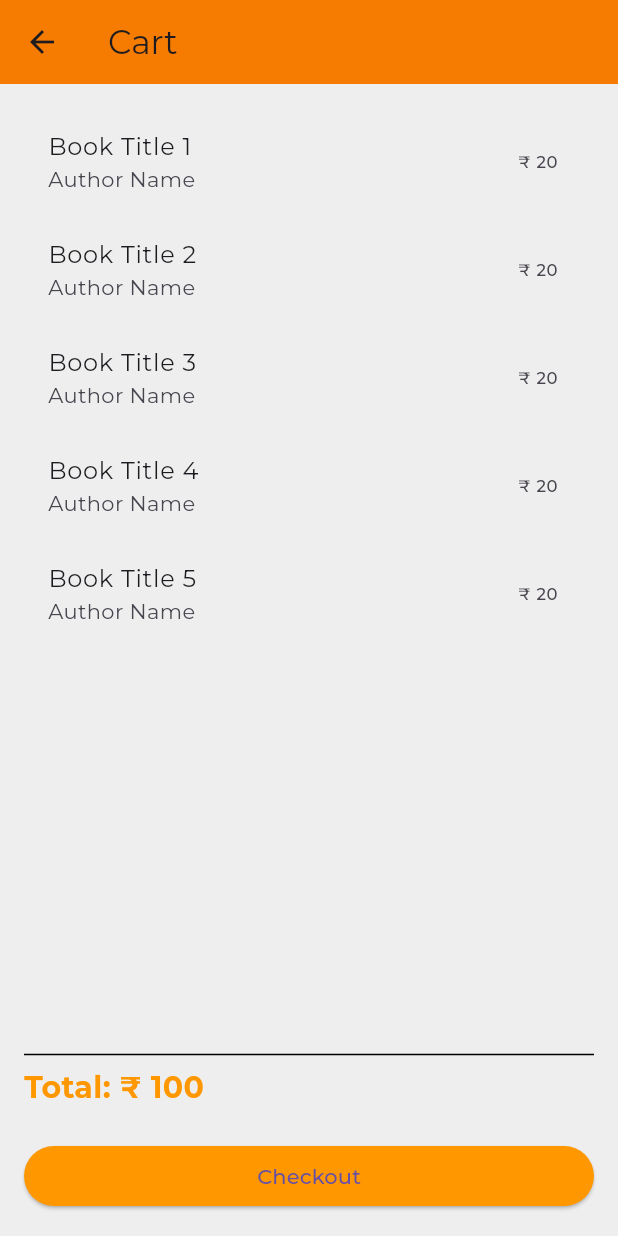
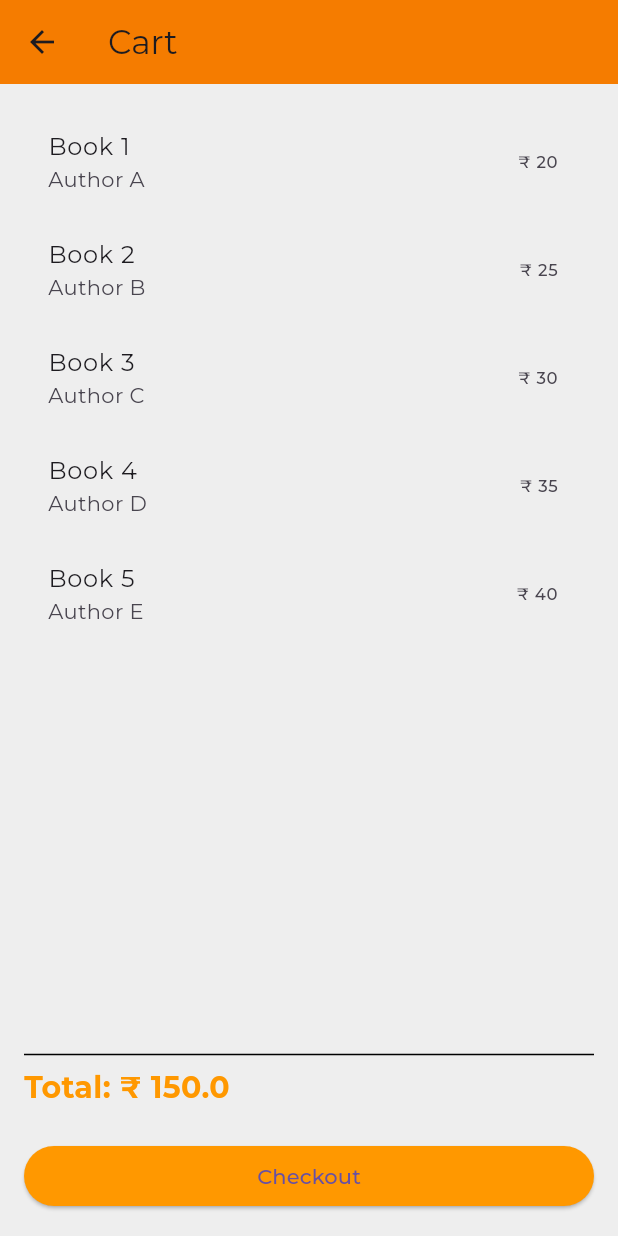
Before and after one commit to adnan-vk/Ecommerce_auth, a Flutter app: the CartPage screen opened directly, on a phone screen of 412 x 824 dp. Run offline on Flutter 3.47's test engine with Material 3 defaults, Android fonts, the phone set to English and light mode, and no system bars; our stand-ins replace cloud_firestore, email_validator, firebase_auth, firebase_core, google_fonts, google_sign_in; accounts and stored records are empty; network calls fail.

Commit message:
data added

```diff
--- a/lib/authentication/authhentication.dart
+++ b/lib/authentication/authhentication.dart
@@ -1,5 +1,5 @@
 import 'package:authentication/view/home_page/home_page.dart';
-import 'package:authentication/view/login_page/login.dart';
+import 'package:authentication/view/login_page/selectlogin.dart';
 import 'package:firebase_auth/firebase_auth.dart';
 import 'package:flutter/material.dart';
 
@@ -10,7 +10,7 @@ class AuthPage extends StatelessWidget {
   Widget build(BuildContext context) {
     User? currentUser = FirebaseAuth.instance.currentUser;
     return Scaffold(
-      body: currentUser != null ? const HomePage() : LoginScreen(),
+      body: currentUser != null ? const HomePage() : const SelectLoginTypePage(),
     );
   }
 }
--- a/lib/controller/authenticarion_provider/auth_provider.dart
+++ b/lib/controller/authenticarion_provider/auth_provider.dart
@@ -4,13 +4,14 @@ import 'package:flutter/material.dart';
 
 class AuthenticationProvider extends ChangeNotifier {
   final FirebaseAuth firebaseAuth = FirebaseAuth.instance;
-  final EmailGoogleAuth authService = EmailGoogleAuth();
+  final AuthService authService = AuthService();
   TextEditingController usernameController = TextEditingController();
   TextEditingController emailController = TextEditingController();
   TextEditingController passwordController = TextEditingController();
   TextEditingController confirmPasswordController = TextEditingController();
   TextEditingController phoneController = TextEditingController();
   TextEditingController otpController = TextEditingController();
+
   String? otpcode;
 
   Future<UserCredential> signUpEmail(String email, String password) async {
--- /dev/null
+++ b/lib/controller/book_provider.dart
@@ -0,0 +1,13 @@
+// ignore_for_file: camel_case_types
+
+import 'package:authentication/model/book_model.dart';
+import 'package:authentication/service/book_service.dart';
+import 'package:flutter/foundation.dart';
+
+class bookProvider extends ChangeNotifier {
+  bookService bookservice = bookService();
+
+  addBook(bookmodel data) async {
+    await bookservice.addProduct(data);
+  }
+}
--- a/lib/main.dart
+++ b/lib/main.dart
@@ -1,4 +1,5 @@
 import 'package:authentication/controller/authenticarion_provider/auth_provider.dart';
+import 'package:authentication/controller/book_provider.dart';
 import 'package:authentication/service/firebase_options.dart';
 import 'package:authentication/view/welcome_page/welcome_page.dart';
 import 'package:firebase_core/firebase_core.dart';
@@ -23,6 +24,10 @@ class MyApp extends StatelessWidget {
           create: (context) => AuthenticationProvider(),
         )
       ],
+      child: MultiProvider(
+        providers: [
+          ChangeNotifierProvider(create: (context) => bookProvider(),)
+        ],
         child: MaterialApp(
           theme: ThemeData(
               textTheme:
@@ -30,6 +35,7 @@ class MyApp extends StatelessWidget {
           debugShowCheckedModeBanner: false,
           home: const WelcomePage(),
         ),
+      ),
     );
   }
 }
--- /dev/null
+++ b/lib/model/book_model.dart
@@ -0,0 +1,28 @@
+class bookmodel {
+  String? bookname;
+  String? author;
+  String? description;
+  int? price;
+  String? image;
+  bookmodel(
+      {this.bookname, this.author, this.description, this.price, this.image});
+
+  factory bookmodel.fromjson(String id, Map<String, dynamic> json) {
+    return bookmodel(
+        author: json['authour'],
+        bookname: json['name'],
+        description: json['description'],
+        price: json['price'],
+        image: json['image']);
+  }
+
+  Map<String,dynamic>tojson(){
+    return{
+      'authour' : author,
+      'name' : bookname,
+      'description' : description,
+      'price' : price,
+      'image' : image
+    };
+  }
+}
--- a/lib/service/authentication/authentication.dart
+++ b/lib/service/authentication/authentication.dart
@@ -6,7 +6,7 @@ import 'package:cloud_firestore/cloud_firestore.dart';
 import 'package:firebase_auth/firebase_auth.dart';
 import 'package:google_sign_in/google_sign_in.dart';
 
-class EmailGoogleAuth {
+class AuthService {
   String? _verificationid;
   final FirebaseAuth firebaseAuth = FirebaseAuth.instance;
   String collection = 'UserPost';
@@ -86,6 +86,10 @@ class EmailGoogleAuth {
         phoneNumber: phoneNumber,
         verificationCompleted: (phoneAuthCredential) async {
           await firebaseAuth.signInWithCredential(phoneAuthCredential);
+          User? user = FirebaseAuth.instance.currentUser;
+          if (user != null) {
+            await user.updatePhoneNumber(phoneAuthCredential);
+          }
         },
         verificationFailed: (error) {
           log("verification failed error : $error");
@@ -96,7 +100,8 @@ class EmailGoogleAuth {
         codeAutoRetrievalTimeout: (verificationId) {
           _verificationid = verificationId;
         },
-          timeout: const Duration(seconds: 60));
+        timeout: const Duration(seconds: 60),
+      );
     } catch (e) {
       log("sign in error : $e");
     }
--- a/lib/view/cart/cart.dart
+++ b/lib/view/cart/cart.dart
@@ -1,9 +1,34 @@
-import 'package:authentication/view/home_page/home_page.dart';
-import 'package:authentication/view/welcome_page/welcome_page.dart';
 import 'package:flutter/material.dart';
 
-class CartPage extends StatelessWidget {
-  const CartPage({super.key});
+class CartPage extends StatefulWidget {
+  const CartPage({super.key}) ;
+
+  @override
+  _CartPageState createState() => _CartPageState();
+}
+
+class _CartPageState extends State<CartPage> {
+  final List<Map<String, dynamic>> _cartItems = [
+    {'title': 'Book 1', 'author': 'Author A', 'price': 20},
+    {'title': 'Book 2', 'author': 'Author B', 'price': 25},
+    {'title': 'Book 3', 'author': 'Author C', 'price': 30},
+    {'title': 'Book 4', 'author': 'Author D', 'price': 35},
+    {'title': 'Book 5', 'author': 'Author E', 'price': 40},
+  ];
+
+  double _totalPrice = 0;
+
+  @override
+  void initState() {
+    super.initState();
+    _calculateTotalPrice();
+  }
+
+  void _calculateTotalPrice() {
+    setState(() {
+      _totalPrice = _cartItems.fold(0, (total, item) => total + item['price']);
+    });
+  }
 
   @override
   Widget build(BuildContext context) {
@@ -19,28 +44,32 @@ class CartPage extends StatelessWidget {
           children: [
             Expanded(
               child: ListView.builder(
-                itemCount: 5,
+                itemCount: _cartItems.length,
                 itemBuilder: (context, index) {
                   return ListTile(
-                    title: Text('Book Title ${index + 1}'),
-                    subtitle: const Text('Author Name'),
-                    trailing: const Text('₹ 20'),
+                    title: Text(_cartItems[index]['title']),
+                    subtitle: Text(_cartItems[index]['author']),
+                    trailing: Text('₹ ${_cartItems[index]['price']}'),
                   );
                 },
               ),
             ),
-            Divider(
+            const Divider(
               thickness: 1,
-              color: appcolor.black,
+              color: Colors.black,
             ),
-            textwidget.text(
-                data: "Total: ₹ 100",
-                color: appcolor.orange,
-                weight: FontWeight.bold,
-                size: 20.0),
+            Text(
+              'Total: ₹ $_totalPrice',
+              style: const TextStyle(
+                color: Colors.orange,
+                fontWeight: FontWeight.bold,
+                fontSize: 20.0,
+              ),
+            ),
             const SizedBox(height: 20),
             ElevatedButton(
-              onPressed: () {},
+              onPressed: () {
+              },
               style: ElevatedButton.styleFrom(
                 backgroundColor: Colors.orange,
               ),
--- a/lib/view/home_page/home_page.dart
+++ b/lib/view/home_page/home_page.dart
@@ -126,7 +126,7 @@ class HomePage extends StatelessWidget {
           Navigator.push(
               context,
               MaterialPageRoute(
-                builder: (context) => const CartPage(),
+                builder: (context) => CartPage()
               ));
         },
         label: const Text('Go to Cart'),
--- a/lib/view/login_page/widgets/login_widgets.dart
+++ b/lib/view/login_page/widgets/login_widgets.dart
@@ -53,7 +53,7 @@ class LoginPageWidget {
             Navigator.push(
                 context,
                 MaterialPageRoute(
-                  builder: (context) => const PhonePage(),
+                  builder: (context) => PhonePage(),
                 ));
           },
           child: SizedBox(
```
Also changed, not shown: lib/service/book_service.dart (added, +33 -0 lines), lib/view/admin/add_data.dart (added, +96 -0 lines), lib/view/admin/admin_login_page.dart (added, +50 -0 lines), lib/view/login_page/selectlogin.dart (added, +83 -0 lines), lib/view/otp_page/otp.dart (+24 -7 lines), lib/view/phone/phone.dart (+16 -3 lines), lib/widgets/text_filed_widget.dart (+20 -1 lines), lib/service/firebase_options.dart, 1 other file. Lines whose indentation alone changed are shown as unchanged.
